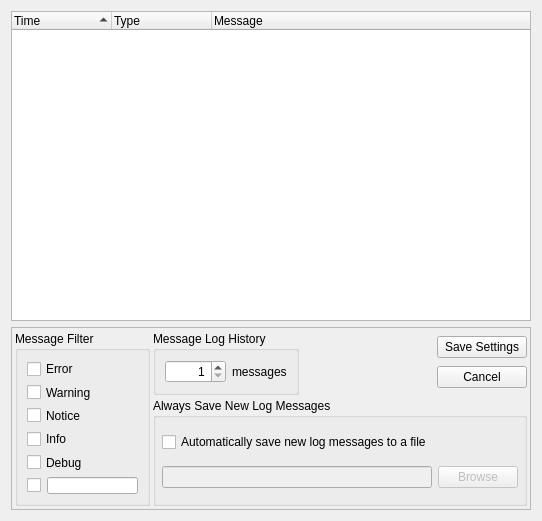
Before: the Qt Designer form src/vidalia/log/MessageLog.ui in a-ilin/vidalia, drawn with Qt 5.
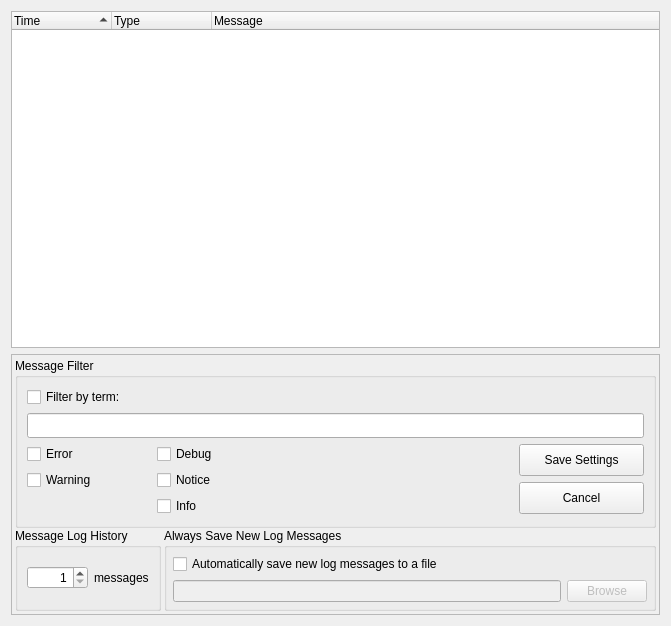
After: the same form once the commit is applied. Icons and pictures are not drawn. Custom widgets are drawn as their Qt base class.

Commit message:
Make the new Message Log UI integrate better with the rest of the dialog
Also disable the search line edit explicitly at load

Patch:
```diff
--- a/src/vidalia/log/MessageLog.ui
+++ b/src/vidalia/log/MessageLog.ui
@@ -6,17 +6,20 @@
    <rect>
     <x>0</x>
     <y>0</y>
-    <width>540</width>
-    <height>521</height>
+    <width>671</width>
+    <height>626</height>
    </rect>
   </property>
   <property name="windowTitle">
    <string notr="true"/>
   </property>
-  <layout class="QVBoxLayout" name="verticalLayout_2">
-   <item>
-    <layout class="QVBoxLayout" name="verticalLayout">
-     <item>
+  <layout class="QGridLayout" name="gridLayout_2">
+   <item row="1" column="2">
+    <layout class="QGridLayout" name="gridLayout_3">
+     <property name="horizontalSpacing">
+      <number>0</number>
+     </property>
+     <item row="0" column="1">
       <widget class="LogTreeWidget" name="listMessages">
        <property name="contextMenuPolicy">
         <enum>Qt::NoContextMenu</enum>
@@ -59,13 +62,13 @@
        </column>
       </widget>
      </item>
-     <item>
+     <item row="1" column="1">
       <widget class="QFrame" name="frmSettings">
        <property name="enabled">
         <bool>true</bool>
        </property>
        <property name="sizePolicy">
-        <sizepolicy hsizetype="Fixed" vsizetype="Fixed">
+        <sizepolicy hsizetype="Minimum" vsizetype="Minimum">
          <horstretch>0</horstretch>
          <verstretch>0</verstretch>
         </sizepolicy>
@@ -73,13 +76,13 @@
        <property name="minimumSize">
         <size>
          <width>520</width>
-         <height>183</height>
+         <height>261</height>
         </size>
        </property>
        <property name="maximumSize">
         <size>
-         <width>520</width>
-         <height>183</height>
+         <width>800</width>
+         <height>261</height>
         </size>
        </property>
        <property name="contextMenuPolicy">
@@ -101,181 +104,7 @@
         <property name="spacing">
          <number>3</number>
         </property>
-        <item row="0" column="2">
-         <layout class="QHBoxLayout" name="_2">
-          <item>
-           <spacer>
-            <property name="orientation">
-             <enum>Qt::Horizontal</enum>
-            </property>
-            <property name="sizeHint" stdset="0">
-             <size>
-              <width>40</width>
-              <height>20</height>
-             </size>
-            </property>
-           </spacer>
-          </item>
-          <item>
-           <layout class="QVBoxLayout" name="_3">
-            <item>
-             <widget class="QPushButton" name="btnSaveSettings">
-              <property name="contextMenuPolicy">
-               <enum>Qt::NoContextMenu</enum>
-              </property>
-              <property name="toolTip">
-               <string>Saves the current Message Log settings</string>
-              </property>
-              <property name="text">
-               <string>Save Settings</string>
-              </property>
-             </widget>
-            </item>
-            <item>
-             <widget class="QPushButton" name="btnCancelSettings">
-              <property name="minimumSize">
-               <size>
-                <width>90</width>
-                <height>0</height>
-               </size>
-              </property>
-              <property name="contextMenuPolicy">
-               <enum>Qt::NoContextMenu</enum>
-              </property>
-              <property name="toolTip">
-               <string>Cancels changes made to settings</string>
-              </property>
-              <property name="text">
-               <string>Cancel</string>
-              </property>
-             </widget>
-            </item>
-           </layout>
-          </item>
-         </layout>
-        </item>
-        <item row="0" column="0" rowspan="2">
-         <widget class="QGroupBox" name="grpLogFilter">
-          <property name="contextMenuPolicy">
-           <enum>Qt::NoContextMenu</enum>
-          </property>
-          <property name="title">
-           <string>Message Filter</string>
-          </property>
-          <layout class="QVBoxLayout" name="_4">
-           <item>
-            <widget class="QCheckBox" name="chkTorErr">
-             <property name="contextMenuPolicy">
-              <enum>Qt::NoContextMenu</enum>
-             </property>
-             <property name="toolTip">
-              <string/>
-             </property>
-             <property name="whatsThis">
-              <string/>
-             </property>
-             <property name="text">
-              <string>Error</string>
-             </property>
-             <property name="icon">
-              <iconset resource="../res/vidalia.qrc">
-               <normaloff>:/images/16x16/emblem-important.png</normaloff>:/images/16x16/emblem-important.png</iconset>
-             </property>
-            </widget>
-           </item>
-           <item>
-            <widget class="QCheckBox" name="chkTorWarn">
-             <property name="contextMenuPolicy">
-              <enum>Qt::NoContextMenu</enum>
-             </property>
-             <property name="toolTip">
-              <string/>
-             </property>
-             <property name="text">
-              <string>Warning</string>
-             </property>
-             <property name="icon">
-              <iconset resource="../res/vidalia.qrc">
-               <normaloff>:/images/16x16/dialog-warning.png</normaloff>:/images/16x16/dialog-warning.png</iconset>
-             </property>
-            </widget>
-           </item>
-           <item>
-            <widget class="QCheckBox" name="chkTorNote">
-             <property name="contextMenuPolicy">
-              <enum>Qt::NoContextMenu</enum>
-             </property>
-             <property name="toolTip">
-              <string/>
-             </property>
-             <property name="text">
-              <string>Notice</string>
-             </property>
-             <property name="icon">
-              <iconset resource="../res/vidalia.qrc">
-               <normaloff>:/images/16x16/preferences-desktop-notification.png</normaloff>:/images/16x16/preferences-desktop-notification.png</iconset>
-             </property>
-            </widget>
-           </item>
-           <item>
-            <widget class="QCheckBox" name="chkTorInfo">
-             <property name="contextMenuPolicy">
-              <enum>Qt::NoContextMenu</enum>
-             </property>
-             <property name="toolTip">
-              <string/>
-             </property>
-             <property name="text">
-              <string>Info</string>
-             </property>
-             <property name="icon">
-              <iconset resource="../res/vidalia.qrc">
-               <normaloff>:/images/16x16/dialog-information.png</normaloff>:/images/16x16/dialog-information.png</iconset>
-             </property>
-            </widget>
-           </item>
-           <item>
-            <widget class="QCheckBox" name="chkTorDebug">
-             <property name="contextMenuPolicy">
-              <enum>Qt::NoContextMenu</enum>
-             </property>
-             <property name="toolTip">
-              <string/>
-             </property>
-             <property name="text">
-              <string>Debug</string>
-             </property>
-             <property name="icon">
-              <iconset resource="../res/vidalia.qrc">
-               <normaloff>:/images/16x16/applications-system.png</normaloff>:/images/16x16/applications-system.png</iconset>
-             </property>
-            </widget>
-           </item>
-           <item>
-            <layout class="QHBoxLayout" name="horizontalLayout">
-             <item>
-              <widget class="QCheckBox" name="chkFilterSearch">
-               <property name="text">
-                <string/>
-               </property>
-              </widget>
-             </item>
-             <item>
-              <widget class="QLineEdit" name="lineSearchTerm">
-               <property name="sizePolicy">
-                <sizepolicy hsizetype="Preferred" vsizetype="Fixed">
-                 <horstretch>0</horstretch>
-                 <verstretch>0</verstretch>
-                </sizepolicy>
-               </property>
-              </widget>
-             </item>
-            </layout>
-           </item>
-          </layout>
-         </widget>
-        </item>
-        <item row="0" column="1">
+        <item row="1" column="1">
          <widget class="QGroupBox" name="grpLogHistory">
           <property name="contextMenuPolicy">
            <enum>Qt::NoContextMenu</enum>
@@ -328,7 +157,242 @@
           </layout>
          </widget>
         </item>
-        <item row="1" column="1" colspan="2">
+        <item row="0" column="1" colspan="2">
+         <widget class="QGroupBox" name="grpLogFilter">
+          <property name="sizePolicy">
+           <sizepolicy hsizetype="Minimum" vsizetype="MinimumExpanding">
+            <horstretch>0</horstretch>
+            <verstretch>0</verstretch>
+           </sizepolicy>
+          </property>
+          <property name="minimumSize">
+           <size>
+            <width>0</width>
+            <height>170</height>
+           </size>
+          </property>
+          <property name="contextMenuPolicy">
+           <enum>Qt::NoContextMenu</enum>
+          </property>
+          <property name="title">
+           <string>Message Filter</string>
+          </property>
+          <layout class="QGridLayout" name="_2">
+           <property name="sizeConstraint">
+            <enum>QLayout::SetDefaultConstraint</enum>
+           </property>
+           <item row="8" column="3">
+            <widget class="QCheckBox" name="chkTorInfo">
+             <property name="minimumSize">
+              <size>
+               <width>87</width>
+               <height>20</height>
+              </size>
+             </property>
+             <property name="contextMenuPolicy">
+              <enum>Qt::NoContextMenu</enum>
+             </property>
+             <property name="toolTip">
+              <string/>
+             </property>
+             <property name="text">
+              <string>Info</string>
+             </property>
+             <property name="icon">
+              <iconset resource="../res/vidalia.qrc">
+               <normaloff>:/images/16x16/dialog-information.png</normaloff>:/images/16x16/dialog-information.png</iconset>
+             </property>
+            </widget>
+           </item>
+           <item row="6" column="1" colspan="2">
+            <widget class="QCheckBox" name="chkTorErr">
+             <property name="minimumSize">
+              <size>
+               <width>124</width>
+               <height>20</height>
+              </size>
+             </property>
+             <property name="contextMenuPolicy">
+              <enum>Qt::NoContextMenu</enum>
+             </property>
+             <property name="toolTip">
+              <string/>
+             </property>
+             <property name="whatsThis">
+              <string/>
+             </property>
+             <property name="text">
+              <string>Error</string>
+             </property>
+             <property name="icon">
+              <iconset resource="../res/vidalia.qrc">
+               <normaloff>:/images/16x16/emblem-important.png</normaloff>:/images/16x16/emblem-important.png</iconset>
+             </property>
+            </widget>
+           </item>
+           <item row="6" column="3">
+            <widget class="QCheckBox" name="chkTorDebug">
+             <property name="minimumSize">
+              <size>
+               <width>87</width>
+               <height>20</height>
+              </size>
+             </property>
+             <property name="contextMenuPolicy">
+              <enum>Qt::NoContextMenu</enum>
+             </property>
+             <property name="toolTip">
+              <string/>
+             </property>
+             <property name="text">
+              <string>Debug</string>
+             </property>
+             <property name="icon">
+              <iconset resource="../res/vidalia.qrc">
+               <normaloff>:/images/16x16/applications-system.png</normaloff>:/images/16x16/applications-system.png</iconset>
+             </property>
+            </widget>
+           </item>
+           <item row="2" column="1" colspan="5">
+            <widget class="QLineEdit" name="lineSearchTerm">
+             <property name="sizePolicy">
+              <sizepolicy hsizetype="Minimum" vsizetype="MinimumExpanding">
+               <horstretch>0</horstretch>
+               <verstretch>0</verstretch>
+              </sizepolicy>
+             </property>
+             <property name="minimumSize">
+              <size>
+               <width>590</width>
+               <height>22</height>
+              </size>
+             </property>
+            </widget>
+           </item>
+           <item row="7" column="3">
+            <widget class="QCheckBox" name="chkTorNote">
+             <property name="minimumSize">
+              <size>
+               <width>87</width>
+               <height>20</height>
+              </size>
+             </property>
+             <property name="contextMenuPolicy">
+              <enum>Qt::NoContextMenu</enum>
+             </property>
+             <property name="toolTip">
+              <string/>
+             </property>
+             <property name="text">
+              <string>Notice</string>
+             </property>
+             <property name="icon">
+              <iconset resource="../res/vidalia.qrc">
+               <normaloff>:/images/16x16/preferences-desktop-notification.png</normaloff>:/images/16x16/preferences-desktop-notification.png</iconset>
+             </property>
+            </widget>
+           </item>
+           <item row="7" column="1" colspan="2">
+            <widget class="QCheckBox" name="chkTorWarn">
+             <property name="minimumSize">
+              <size>
+               <width>124</width>
+               <height>20</height>
+              </size>
+             </property>
+             <property name="contextMenuPolicy">
+              <enum>Qt::NoContextMenu</enum>
+             </property>
+             <property name="toolTip">
+              <string/>
+             </property>
+             <property name="text">
+              <string>Warning</string>
+             </property>
+             <property name="icon">
+              <iconset resource="../res/vidalia.qrc">
+               <normaloff>:/images/16x16/dialog-warning.png</normaloff>:/images/16x16/dialog-warning.png</iconset>
+             </property>
+            </widget>
+           </item>
+           <item row="1" column="1">
+            <widget class="QCheckBox" name="chkFilterSearch">
+             <property name="sizePolicy">
+              <sizepolicy hsizetype="Minimum" vsizetype="Minimum">
+               <horstretch>0</horstretch>
+               <verstretch>0</verstretch>
+              </sizepolicy>
+             </property>
+             <property name="minimumSize">
+              <size>
+               <width>114</width>
+               <height>20</height>
+              </size>
+             </property>
+             <property name="text">
+              <string>Filter by term:</string>
+             </property>
+            </widget>
+           </item>
+           <item row="7" column="4">
+            <spacer name="horizontalSpacer">
+             <property name="orientation">
+              <enum>Qt::Horizontal</enum>
+             </property>
+             <property name="sizeHint" stdset="0">
+              <size>
+               <width>40</width>
+               <height>1</height>
+              </size>
+             </property>
+            </spacer>
+           </item>
+           <item row="6" column="5" rowspan="3">
+            <layout class="QVBoxLayout" name="_3">
+             <item>
+              <widget class="QPushButton" name="btnSaveSettings">
+               <property name="minimumSize">
+                <size>
+                 <width>125</width>
+                 <height>32</height>
+                </size>
+               </property>
+               <property name="contextMenuPolicy">
+                <enum>Qt::NoContextMenu</enum>
+               </property>
+               <property name="toolTip">
+                <string>Saves the current Message Log settings</string>
+               </property>
+               <property name="text">
+                <string>Save Settings</string>
+               </property>
+              </widget>
+             </item>
+             <item>
+              <widget class="QPushButton" name="btnCancelSettings">
+               <property name="minimumSize">
+                <size>
+                 <width>125</width>
+                 <height>32</height>
+                </size>
+               </property>
+               <property name="contextMenuPolicy">
+                <enum>Qt::NoContextMenu</enum>
+               </property>
+               <property name="toolTip">
+                <string>Cancels changes made to settings</string>
+               </property>
+               <property name="text">
+                <string>Cancel</string>
+               </property>
+              </widget>
+             </item>
+            </layout>
+           </item>
+          </layout>
+         </widget>
+        </item>
+        <item row="1" column="2">
          <widget class="QGroupBox" name="grpSaveNewLog">
           <property name="contextMenuPolicy">
            <enum>Qt::NoContextMenu</enum>
@@ -385,8 +449,24 @@
        </layout>
       </widget>
      </item>
+     <item row="0" column="0">
+      <spacer name="verticalSpacer">
+       <property name="orientation">
+        <enum>Qt::Vertical</enum>
+       </property>
+       <property name="sizeHint" stdset="0">
+        <size>
+         <width>0</width>
+         <height>40</height>
+        </size>
+       </property>
+      </spacer>
+     </item>
     </layout>
    </item>
+   <item row="0" column="2">
+    <layout class="QVBoxLayout" name="verticalLayout"/>
+   </item>
   </layout>
   <action name="actionMessage_Filters">
    <property name="text">
```
Left out of the diff: 16 changed lines with no effect on the pictures. The commit also changes 1 other file.
